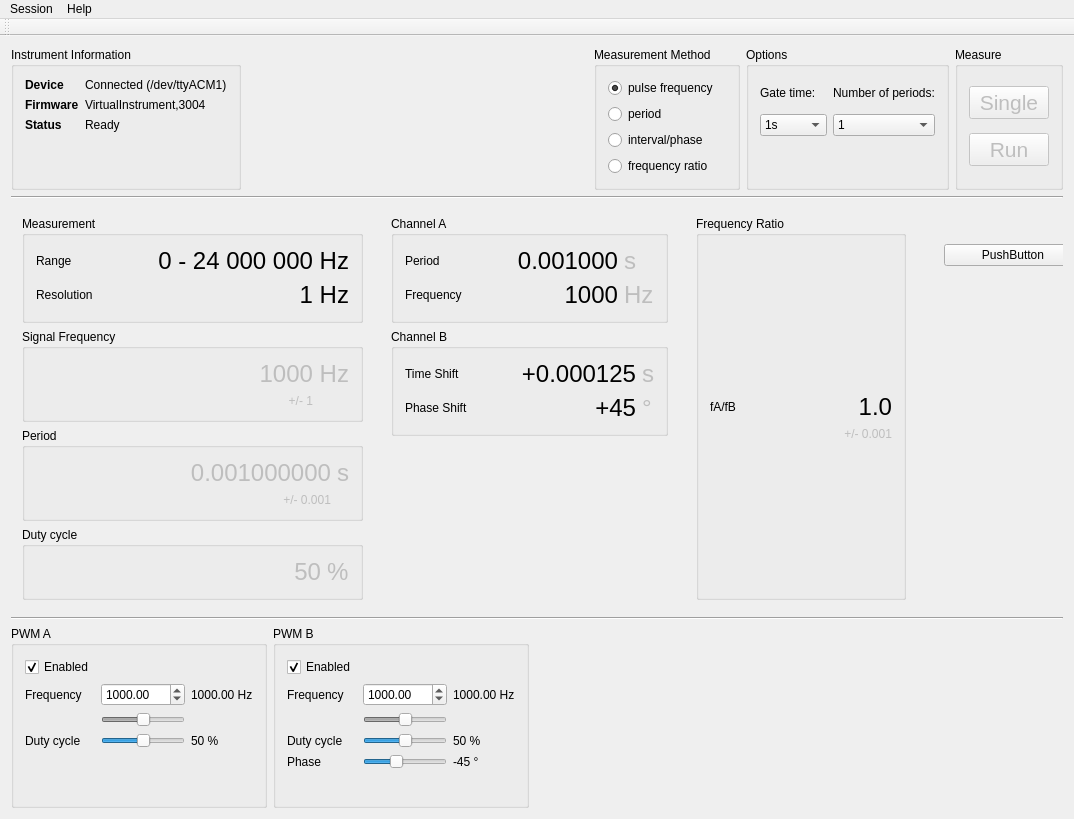
mcejp/virtual-counter, file gui/mainwindow.ui: the form before one commit.
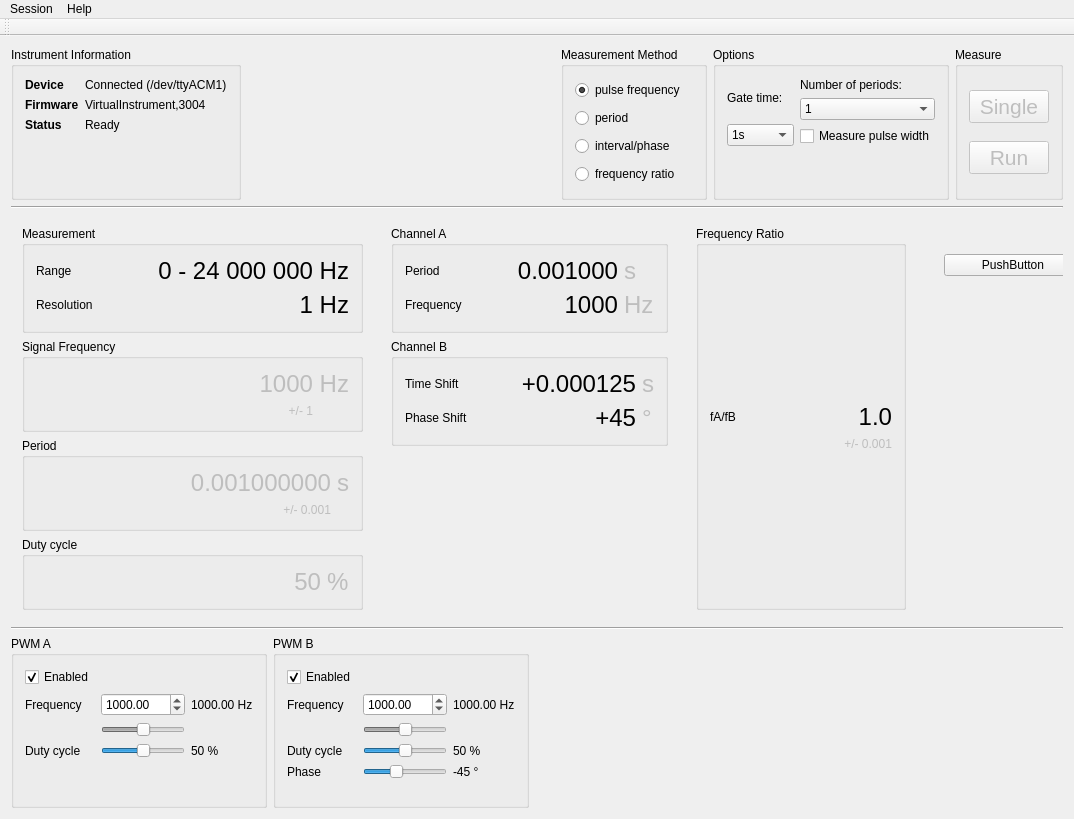
The form after the commit. Custom widgets are drawn as their Qt base class.

Commit message: Period vs PWM measurement

```diff
--- a/gui/mainwindow.ui
+++ b/gui/mainwindow.ui
@@ -235,6 +235,13 @@
              </item>
             </widget>
            </item>
+           <item>
+            <widget class="QCheckBox" name="measurementPulseWidthEnable">
+             <property name="text">
+              <string>Measure pulse width</string>
+             </property>
+            </widget>
+           </item>
            <item>
             <spacer name="verticalSpacer_2">
              <property name="orientation">
```
The commit also changes 10 other files.
